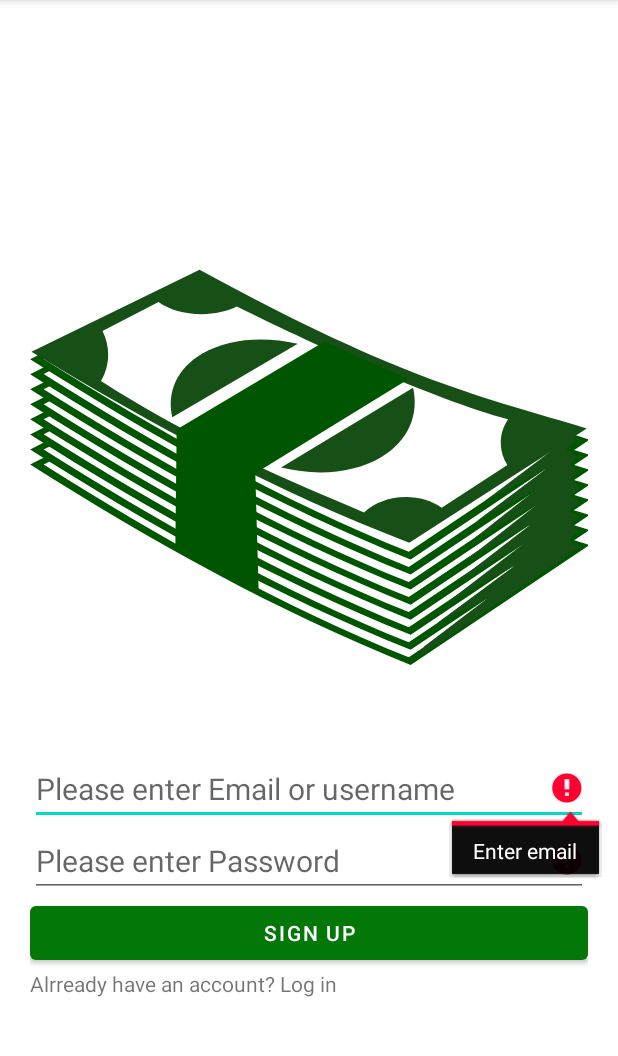
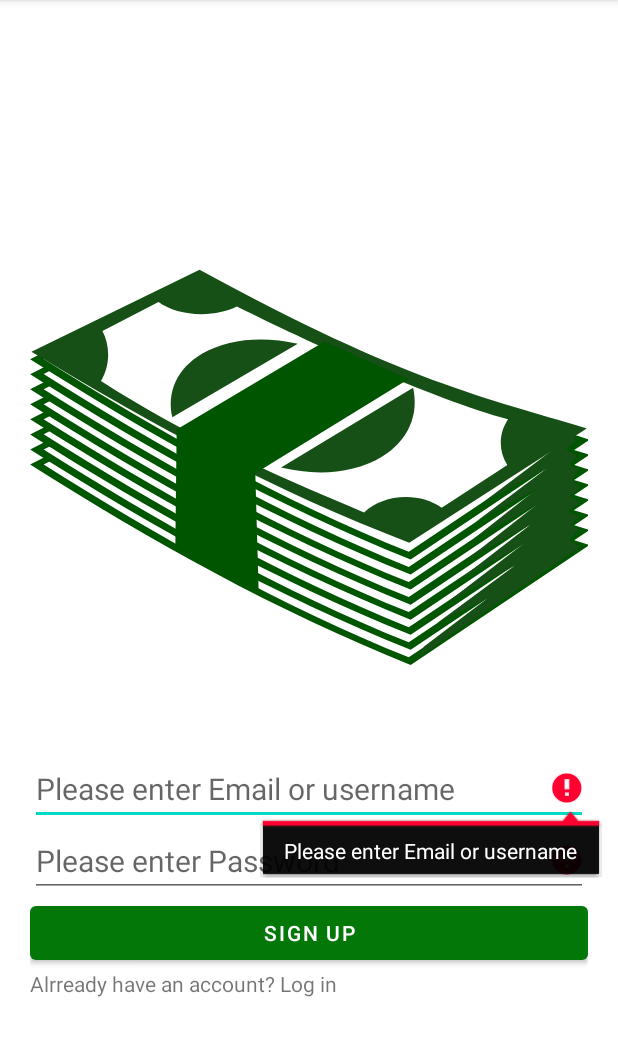
Before and after one commit to simsapopov/BudgetAndrroidApp, an Android app: the RegistrationActivity screen opened directly, with no data from a screen before it, after a tap on "SIGN UP", on a phone screen of 412 x 824 dp, the part 84-1140 px from its top. Run offline under Robolectric (Android 15) with nearby library versions, the phone set to English and light mode, and no system bars; our stand-ins replace Firebase (no records; nobody signed in at launch, a user with empty details on screens opened directly).

Commit message:
Fixed some of the night theme
TODO night theme needs new Colors for some elements

```diff
--- a/app/src/main/java/com/example/budget/GetRef.java
+++ b/app/src/main/java/com/example/budget/GetRef.java
@@ -57,7 +57,7 @@ public class GetRef {
 
             @Override
             public void onCancelled(DatabaseError databaseError) {
-                // Handle error
+
             }
         });
         return flag[0];
--- a/app/src/main/java/com/example/budget/RegistrationActivity.java
+++ b/app/src/main/java/com/example/budget/RegistrationActivity.java
@@ -45,13 +45,15 @@ public class RegistrationActivity extends AppCompatActivity {
             @Override
             public void onClick(View view) {
                 String emailString= email.getText().toString();
+                String errorPassword= getString(R.string.enter_password_reminder);
+                String errorEmail= getString(R.string.enter_mail_remainder);
                 String passwordString= password.getText().toString();
                 if(TextUtils.isEmpty(emailString)){
-                    email.setError("Enter email");
+                    email.setError(errorEmail);
                 }
-                if(TextUtils.isEmpty(emailString)){
-                    password.setError("Enter password");
-                }   else { rogressDial.setMessage("Login in procces");
+                if(TextUtils.isEmpty(passwordString)){
+                    password.setError(errorPassword);
+                }   else { rogressDial.setMessage(" in procces");
                     rogressDial.setCanceledOnTouchOutside(false);
                     rogressDial.show();
                     Auth.createUserWithEmailAndPassword(emailString,passwordString).addOnCompleteListener(new OnCompleteListener<AuthResult>() {
@@ -63,7 +65,7 @@ public class RegistrationActivity extends AppCompatActivity {
                                 finish();
                                 rogressDial.dismiss();
                             }else {
-                                Toast.makeText(RegistrationActivity.this,"Wrong auth",Toast.LENGTH_LONG).show();
+                                Toast.makeText(RegistrationActivity.this, R.string.error_auth,Toast.LENGTH_LONG).show();
                                 rogressDial.dismiss();
 
                             }
--- a/app/src/main/res/layout/activity_budget.xml
+++ b/app/src/main/res/layout/activity_budget.xml
@@ -8,13 +8,14 @@
     tools:context=".TodaySpendingActivity">
 
     <LinearLayout
+        android:outlineSpotShadowColor="@color/black"
         android:layout_width="match_parent"
         android:layout_height="match_parent"
         android:orientation="vertical">
         <TextView
             android:layout_width="match_parent"
             android:layout_height="wrap_content"
-            android:textColor="@color/black"
+            android:textColor="?android:attr/textColorPrimary"
             android:id="@+id/TotalBudget"
             android:text="@string/total_budget"
 
--- a/app/src/main/res/layout/activity_login.xml
+++ b/app/src/main/res/layout/activity_login.xml
@@ -20,7 +20,7 @@
         android:layout_width="match_parent"
         android:layout_height="wrap_content"
         android:hint="@string/enter_mail_remainder"
-        android:textColor="@color/black"
+        android:textColor="?android:attr/textColorPrimary"
         android:textSize="20sp"
         />
     <EditText
@@ -29,7 +29,7 @@
         android:layout_height="wrap_content"
         android:inputType="textPassword"
         android:hint="@string/enter_password_reminder"
-        android:textColor="@color/black"
+        android:textColor="?android:attr/textColorPrimary"
         android:textSize="20sp"
         />
     <Button
--- a/app/src/main/res/layout/activity_registration.xml
+++ b/app/src/main/res/layout/activity_registration.xml
@@ -20,7 +20,7 @@
         android:layout_width="match_parent"
         android:layout_height="wrap_content"
         android:hint="@string/enter_mail_remainder"
-        android:textColor="@color/black"
+        android:textColor="?android:attr/textColorPrimary"
         android:textSize="20sp"
         />
     <EditText
@@ -29,7 +29,7 @@
         android:layout_height="wrap_content"
         android:inputType="textPassword"
         android:hint="@string/enter_password_reminder"
-        android:textColor="@color/black"
+        android:textColor="?android:attr/textColorPrimary"
         android:textSize="20sp"
         />
     <Button
--- a/app/src/main/res/layout/activity_spending_calendar.xml
+++ b/app/src/main/res/layout/activity_spending_calendar.xml
@@ -18,14 +18,14 @@
             android:layout_width="match_parent"
             android:layout_height="?attr/actionBarSize"
             android:background="?attr/colorPrimary"
-            app:titleTextColor="@android:color/white"
+            app:titleTextColor="?android:attr/textColorPrimary"
             app:title="@string/spending_calendar_toolbar"
             app:popupTheme="@style/Theme.Budget" />
 
         <TextView
             android:layout_width="match_parent"
             android:layout_height="wrap_content"
-            android:textColor="@color/black"
+            android:textColor="?android:attr/textColorPrimary"
             android:id="@+id/TotalAmount"
             android:text="@string/enter_date_reminder"
             android:textStyle="bold"
@@ -33,7 +33,7 @@
             android:textSize="20sp"/> <TextView
             android:layout_width="match_parent"
             android:layout_height="wrap_content"
-            android:textColor="@color/black"
+            android:textColor="?android:attr/textColorPrimary"
             android:id="@+id/Amount"
             android:text=""
             android:textStyle="bold"
--- a/app/src/main/res/layout/activity_today_spending.xml
+++ b/app/src/main/res/layout/activity_today_spending.xml
@@ -23,9 +23,9 @@
             <TextView
                 android:layout_width="match_parent"
                 android:layout_height="wrap_content"
-                android:textColor="@color/black"
+                android:textColor="?android:attr/textColorPrimary"
                 android:id="@+id/TotalAmount"
-                android:text="Total amount: 0"
+                android:text="@string/total_amount_0"
                 android:textStyle="bold"
                 android:gravity="center"
                 android:textSize="20sp"/>
--- a/app/src/main/res/values/strings.xml
+++ b/app/src/main/res/values/strings.xml
@@ -70,6 +70,8 @@
     <string name="your_first_item_insert_is_waiting_you">Your first item insert is waiting you</string>
     <string name="budget_added_suc">Budget item added successfully</string>
     <string name="select_valid_item">Select a valid item</string>
+    <string name="total_amount_0">Total amount: 0</string>
+    <string name="error_auth">Wrong auth</string>
 
     <string-array name="items">
         <item>Select item</item>
```
Also changed, not shown: app/src/main/java/com/example/budget/Login.java (+9 -5 lines), 1 other file.
